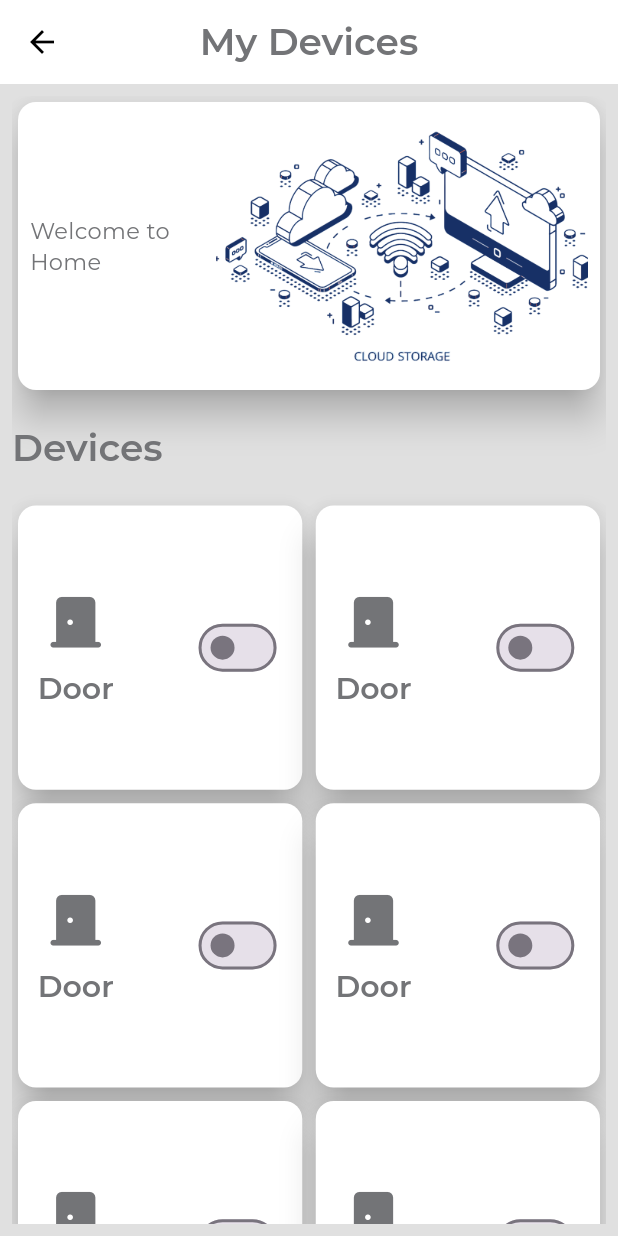
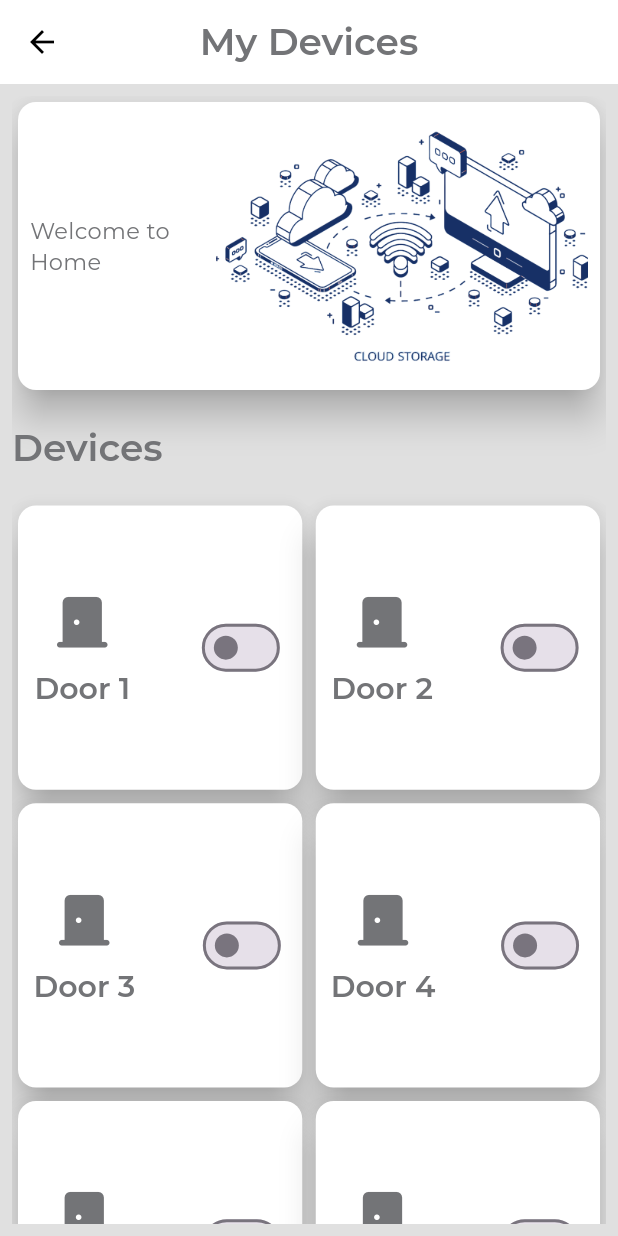
Before and after one commit to hussam38/Lockly, a Flutter app: the UserHomeScreen screen opened by its route, on a phone screen of 412 x 824 dp. Run offline on Flutter 3.47's test engine with Material 3 defaults, Android fonts, the phone set to English and light mode, and no system bars; our stand-ins replace firebase_core, flutter_screenutil, flutter_svg, get, image_picker, pin_code_fields; accounts and stored records are empty.

Commit message:
Minor Fixes(#5)

```diff
--- a/lib/view/user/user_home.dart
+++ b/lib/view/user/user_home.dart
@@ -144,7 +144,7 @@
                                         ),
                                         SizedBox(height: 10.h),
                                         Text(
-                                          'Door',
+                                          'Door ${i + 1}',
                                           style: Theme.of(context)
                                               .textTheme
                                               .displaySmall,
@@ -241,7 +241,7 @@
         elevation: 10.0,
         color: ColorManager.white,
         child: Padding(
-          padding:  EdgeInsets.all(8.0.w),
+          padding: EdgeInsets.all(8.0.w),
           child: Row(
             children: [
               Expanded(
```
